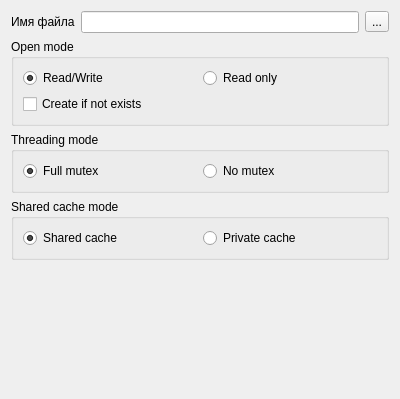
Qt form SQLiteDatabase/sqlitecreatedatabase.ui (grondek/DatabaseManager) before a commit.
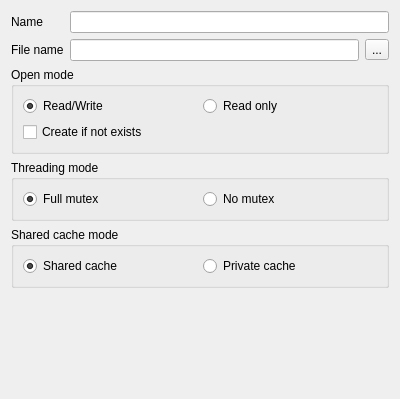
The same form after that commit.

The edit to the form file:
```diff
--- a/SQLiteDatabase/sqlitecreatedatabase.ui
+++ b/SQLiteDatabase/sqlitecreatedatabase.ui
@@ -17,14 +17,14 @@
    <property name="fieldGrowthPolicy">
     <enum>QFormLayout::AllNonFixedFieldsGrow</enum>
    </property>
-   <item row="0" column="0">
+   <item row="1" column="0">
     <widget class="QLabel" name="label">
      <property name="text">
-      <string>Имя файла</string>
+      <string>File name</string>
      </property>
     </widget>
    </item>
-   <item row="0" column="1">
+   <item row="1" column="1">
     <layout class="QHBoxLayout" name="horizontalLayout">
      <item>
       <widget class="QLineEdit" name="leDBFileName"/>
@@ -38,7 +38,7 @@
      </item>
     </layout>
    </item>
-   <item row="2" column="0" colspan="2">
+   <item row="3" column="0" colspan="2">
     <widget class="QGroupBox" name="groupBox">
      <property name="title">
       <string>Open mode</string>
@@ -78,7 +78,7 @@
      </layout>
     </widget>
    </item>
-   <item row="3" column="0" colspan="2">
+   <item row="4" column="0" colspan="2">
     <widget class="QGroupBox" name="groupBox_2">
      <property name="title">
       <string>Threading mode</string>
@@ -104,7 +104,7 @@
      </layout>
     </widget>
    </item>
-   <item row="4" column="0" colspan="2">
+   <item row="5" column="0" colspan="2">
     <widget class="QGroupBox" name="groupBox_3">
      <property name="title">
       <string>Shared cache mode</string>
@@ -130,6 +130,16 @@
      </layout>
     </widget>
    </item>
+   <item row="0" column="0">
+    <widget class="QLabel" name="label_2">
+     <property name="text">
+      <string>Name</string>
+     </property>
+    </widget>
+   </item>
+   <item row="0" column="1">
+    <widget class="QLineEdit" name="leName"/>
+   </item>
   </layout>
  </widget>
  <resources/>
```
